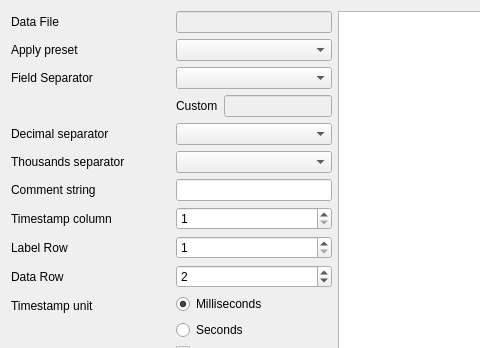
ModbusScope/ModbusScope, file src/dialogs/parsedatafiledialog.ui: the form before one commit; both pictures show x 0 to 480 and y 0 to 348 of the 988 by 499 pixel window.
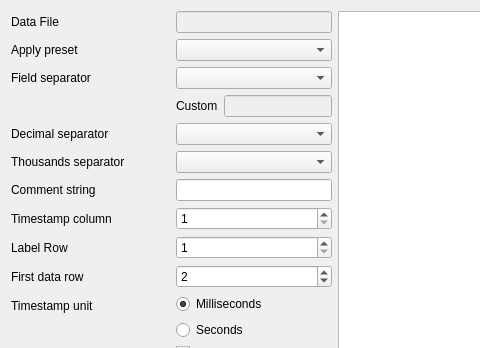
The form after the commit.

Commit message: Consistent naming and tab order

The edit to the form file:
```diff
--- a/src/dialogs/parsedatafiledialog.ui
+++ b/src/dialogs/parsedatafiledialog.ui
@@ -48,7 +48,7 @@
        <item row="4" column="0">
         <widget class="QLabel" name="label">
          <property name="text">
-          <string>Field Separator</string>
+          <string>Field separator</string>
          </property>
         </widget>
        </item>
@@ -146,7 +146,7 @@
        <item row="13" column="0">
         <widget class="QLabel" name="label_2">
          <property name="text">
-          <string>Data Row</string>
+          <string>First data row</string>
          </property>
         </widget>
        </item>
```
Left out of the diff: 5 changed lines with no effect on the pictures.
